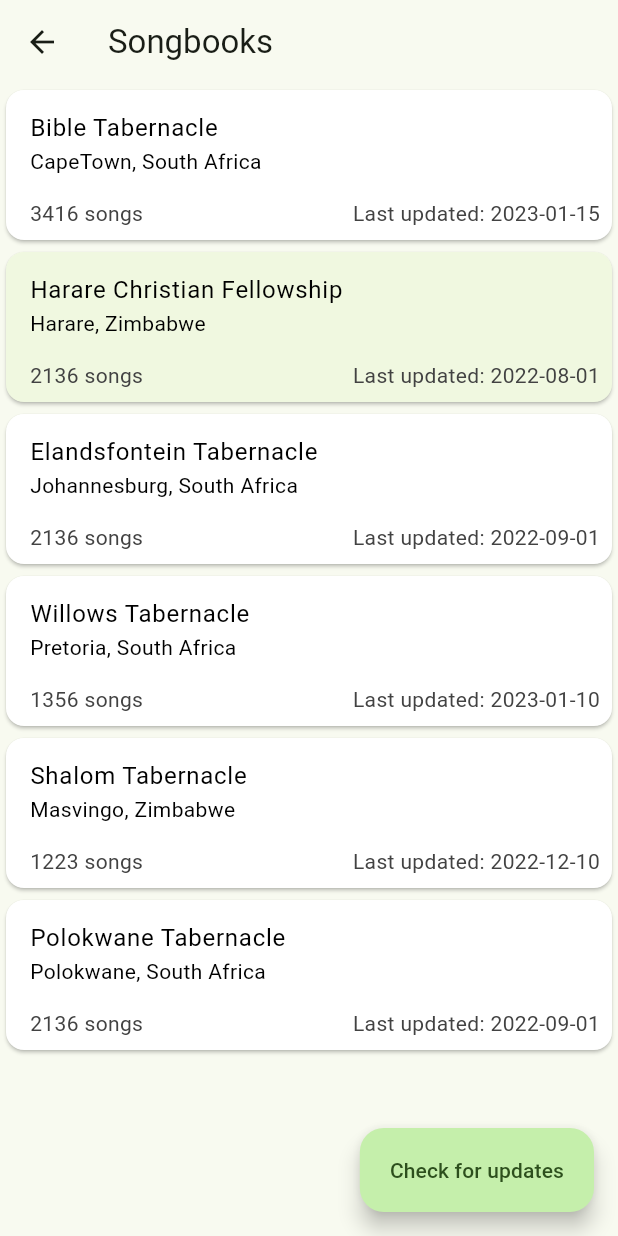
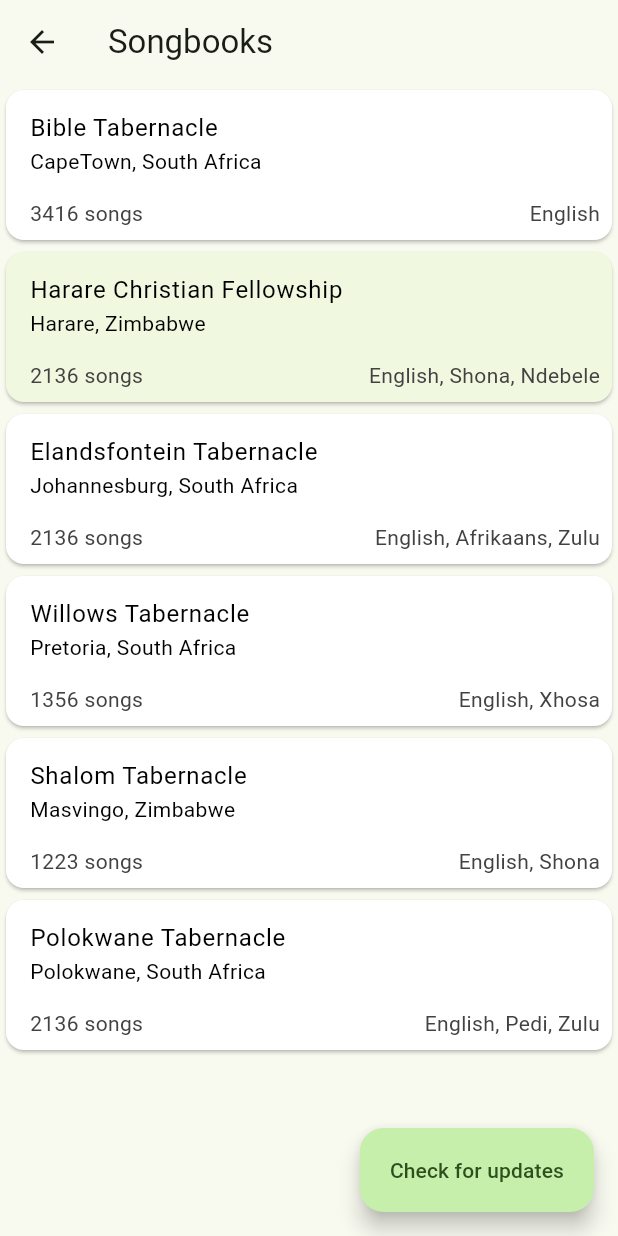
Before and after one commit to NgoniMujuru/believers_songbook, a Flutter app: the SongBooks screen opened directly, on a phone screen of 412 x 824 dp. Run offline on Flutter 3.47's test engine with Material 2 defaults, Android fonts, the phone set to English and light mode, and no system bars; our stand-ins replace csv, firebase_core, firebase_database; missing offline and left inert: alphabet_scroll_view, fuzzywuzzy; accounts and stored records are empty.

Commit message:
feat: languages for songbooks, scroll bar space

```diff
--- a/lib/song_books.dart
+++ b/lib/song_books.dart
@@ -13,42 +13,48 @@ class SongBooks extends StatelessWidget {
       'Location': 'CapeTown, South Africa',
       'Songs': '3416',
       'Path': 'assets/2.csv',
-      'Last Updated': '2023-01-15'
+      'Last Updated': '2023-01-15',
+      'Languages': ['English']
     },
     {
       'Title': 'Harare Christian Fellowship',
       'Location': 'Harare, Zimbabwe',
       'Songs': '2136',
       'Path': 'assets/Songs.csv',
-      'Last Updated': '2022-08-01'
+      'Last Updated': '2022-08-01',
+      'Languages': ['English', 'Shona', 'Ndebele'],
     },
     {
       'Title': 'Elandsfontein Tabernacle',
       'Location': 'Johannesburg, South Africa',
       'Songs': '2136',
       'Path': 'assets/SampleSongs_20.csv',
-      'Last Updated': '2022-09-01'
+      'Last Updated': '2022-09-01',
+      'Languages': ['English', 'Afrikaans', 'Zulu'],
     },
     {
       'Title': 'Willows Tabernacle',
       'Location': 'Pretoria, South Africa',
       'Songs': '1356',
       'Path': 'assets/3.csv',
-      'Last Updated': '2023-01-10'
+      'Last Updated': '2023-01-10',
+      'Languages': ['English', 'Xhosa'],
     },
     {
       'Title': 'Shalom Tabernacle',
       'Location': 'Masvingo, Zimbabwe',
       'Songs': '1223',
       'Path': 'assets/4.csv',
-      'Last Updated': '2022-12-10'
+      'Last Updated': '2022-12-10',
+      'Languages': ['English', 'Shona'],
     },
     {
       'Title': 'Polokwane Tabernacle',
       'Location': 'Polokwane, South Africa',
       'Songs': '2136',
       'Path': 'assets/5.csv',
-      'Last Updated': '2022-09-01'
+      'Last Updated': '2022-09-01',
+      'Languages': ['English', 'Pedi', 'Zulu'],
     },
   ];
   @override
@@ -105,7 +111,8 @@ class SongBooks extends StatelessWidget {
                                       style: TextStyle(color: Colors.grey[800]),
                                     ),
                                     Text(
-                                      'Last updated: ' + songList[index]['Last Updated'],
+                                      // comma separated languages from array
+                                      songList[index]['Languages'].join(', '),
                                       style: TextStyle(color: Colors.grey[800]),
                                     ),
                                   ],
```
Also changed, not shown: lib/songs.dart (+8 -1 lines).
